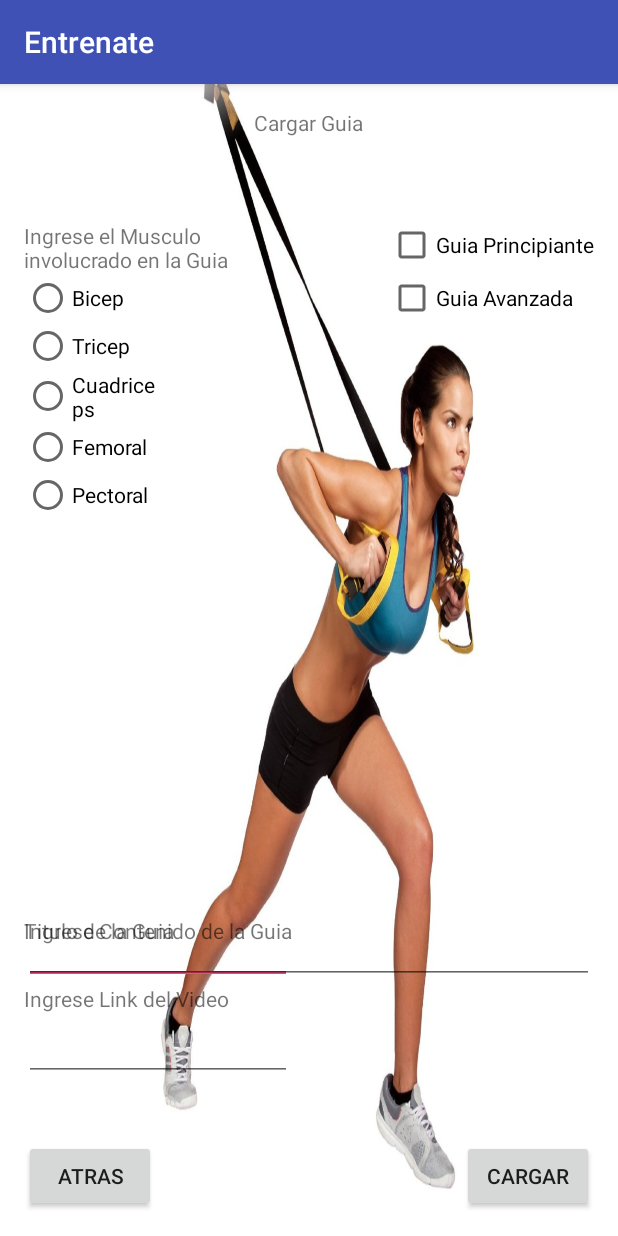
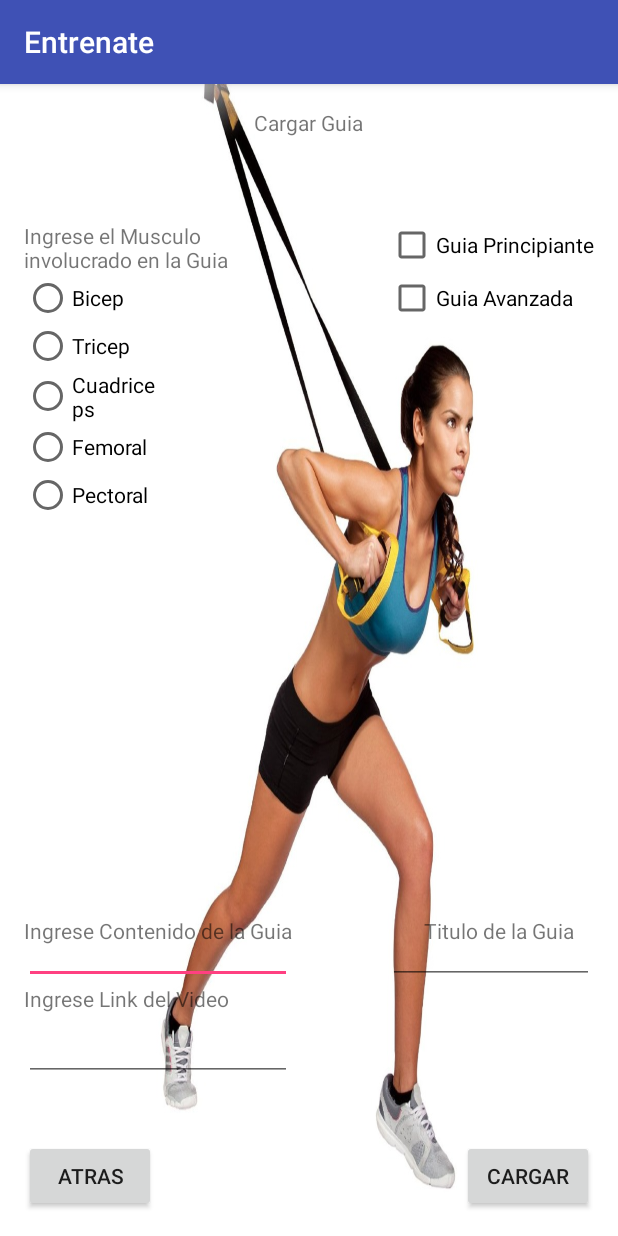
Before and after one commit to mrkorbin/tesis2, an Android app: the CargarGuiaActivity screen opened directly, with no data from a screen before it, on a phone screen of 412 x 824 dp. Run offline under Robolectric (Android 15) with nearby library versions, the phone set to English and light mode, and no system bars; our stand-ins replace Firebase (no records; nobody signed in at launch, a user with empty details on screens opened directly).

Commit message:
pantalla carga
se reacomoda funcionalidad de nombre de nombre de la guia

```diff
--- a/app/src/main/res/layout/activity_cargar_guia.xml
+++ b/app/src/main/res/layout/activity_cargar_guia.xml
@@ -183,10 +183,8 @@
         android:text="Titulo de la Guia"
         android:id="@+id/textView28"
         android:layout_alignTop="@+id/textView13"
-        android:layout_alignRight="@+id/checkBox"
-        android:layout_alignEnd="@+id/checkBox"
-        android:layout_alignLeft="@+id/checkBox2"
-        android:layout_alignStart="@+id/checkBox2" />
+        android:layout_alignRight="@+id/checkBoxGuiaAvanzada"
+        android:layout_alignEnd="@+id/checkBoxGuiaAvanzada" />
 
     <EditText
         android:layout_width="wrap_content"
@@ -195,8 +193,8 @@
         android:layout_alignTop="@+id/textView28"
         android:layout_alignParentRight="true"
         android:layout_alignParentEnd="true"
-        android:layout_alignLeft="@+id/textView28"
-        android:layout_alignStart="@+id/textView28" />
+        android:layout_alignLeft="@+id/checkBoxGuiaAvanzada"
+        android:layout_alignStart="@+id/checkBoxGuiaAvanzada" />
 
 
 </RelativeLayout>
```
Also changed, not shown: 1 other file.
